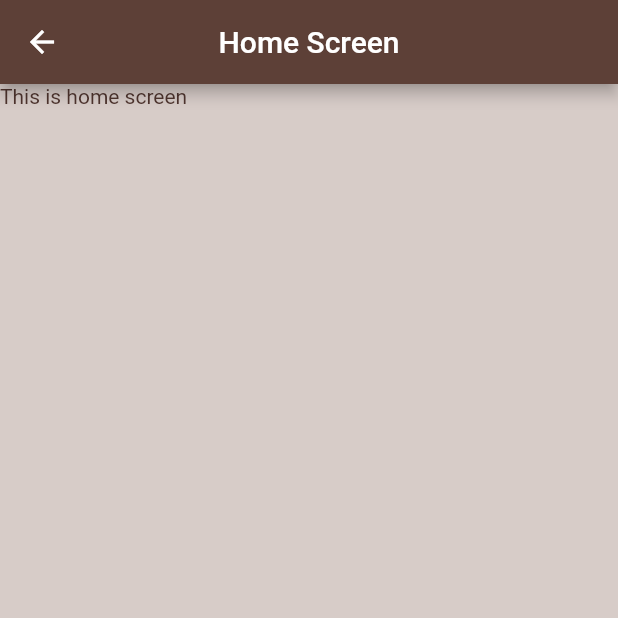
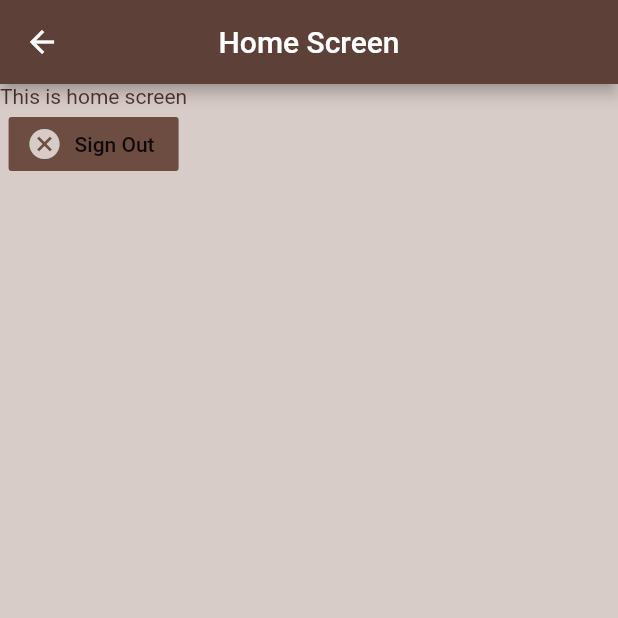
Before and after one commit to aish0509/crew_brew, a Flutter app: the Home screen opened directly, on a phone screen of 412 x 824 dp, the top half of it. Run offline on Flutter 3.47's test engine with Material 2 defaults, Android fonts, the phone set to English and light mode, and no system bars; our stand-ins replace firebase_auth; accounts and stored records are empty; network calls fail.

Commit message:
Auth Changes(sign out)

```diff
--- a/lib/screens/home/home.dart
+++ b/lib/screens/home/home.dart
@@ -1,3 +1,4 @@
+import 'package:brew_crew/services/auth.dart';
 import 'package:flutter/material.dart';
 
 class Home extends StatefulWidget {
@@ -6,6 +7,8 @@ class Home extends StatefulWidget {
 }
 
 class _HomeState extends State<Home> {
+  final AuthService _authS = AuthService();
+
   @override
   Widget build(BuildContext context) {
     return SafeArea(
@@ -16,9 +19,23 @@ class _HomeState extends State<Home> {
           title: Text('Home Screen'),
           centerTitle: true,
         ),
-        body: Text(
-          'This is home screen',
-          style: TextStyle(color: Colors.brown[800]),
+        body: Column(
+          children: [
+            Text(
+              'This is home screen',
+              style: TextStyle(color: Colors.brown[800]),
+            ),
+            FlatButton.icon(
+                color: Colors.brown[600],
+                onPressed: () async {
+                  await _authS.signOut();
+                },
+                icon: Icon(
+                  Icons.cancel,
+                  color: Colors.brown[100],
+                ),
+                label: Text('Sign Out'))
+          ],
         ),
       ),
     );
--- a/pubspec.yaml
+++ b/pubspec.yaml
@@ -23,6 +23,7 @@ environment:
 dependencies:
   firebase_auth: ^0.14.0+5
   cloud_firestore: ^0.12.9+4
+  provider: ^4.1.3
   flutter:
     sdk: flutter
 
```
Also changed, not shown: lib/main.dart (+9 -3 lines), lib/screens/wrapper.dart (+10 -1 lines), lib/services/auth.dart (+9 -1 lines), pubspec.lock.
